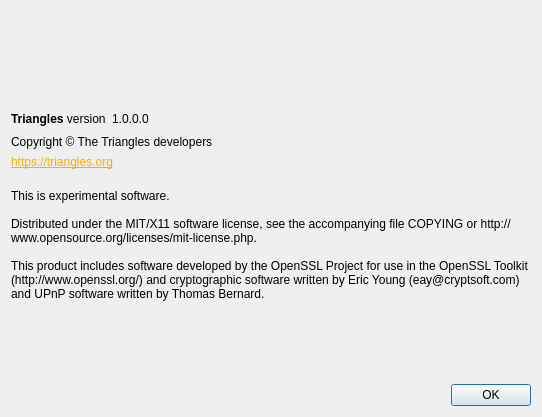
This is src/qt/forms/aboutdialog.ui in MerlinMagic2018/triangles-new as Qt 5 draws it before an edit. The edited form follows.
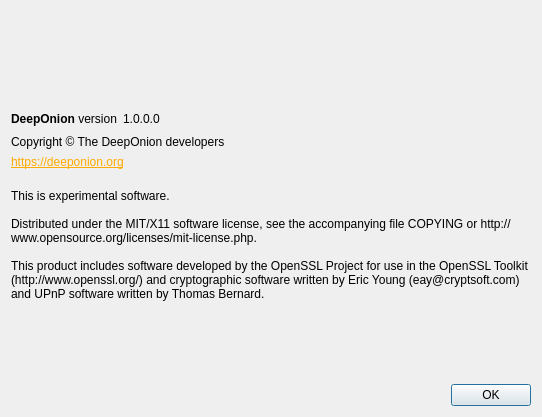
This is the edited form. Icons and pictures are not drawn.

Commit message:
Revert "Change name from DeepOnion to Triangles"
This reverts commit a520101763fc710adf1e9e8f7872243aa8259dec.

What changed in the file:
```diff
--- a/src/qt/forms/aboutdialog.ui
+++ b/src/qt/forms/aboutdialog.ui
@@ -50,7 +50,7 @@
           <cursorShape>IBeamCursor</cursorShape>
          </property>
          <property name="text">
-          <string>&lt;b&gt;Triangles&lt;/b&gt; version</string>
+          <string>&lt;b&gt;DeepOnion&lt;/b&gt; version</string>
          </property>
          <property name="textInteractionFlags">
           <set>Qt::LinksAccessibleByMouse|Qt::TextSelectableByKeyboard|Qt::TextSelectableByMouse</set>
@@ -91,7 +91,7 @@
         <cursorShape>IBeamCursor</cursorShape>
        </property>
        <property name="text">
-        <string>Copyright © The Triangles developers</string>
+        <string>Copyright © The DeepOnion developers</string>
        </property>
        <property name="textInteractionFlags">
         <set>Qt::LinksAccessibleByMouse|Qt::TextSelectableByKeyboard|Qt::TextSelectableByMouse</set>
@@ -101,7 +101,7 @@
      <item>
       <widget class="QLabel" name="label_3">
        <property name="text">
-        <string>&lt;html&gt;&lt;head/&gt;&lt;body&gt;&lt;p&gt;&lt;a href=&quot;https://triangles.org&quot;&gt;&lt;span style=&quot; text-decoration: underline; color:#ffaa00;&quot;&gt;https://triangles.org&lt;/span&gt;&lt;/a&gt;&lt;/p&gt;&lt;/body&gt;&lt;/html&gt;</string>
+        <string>&lt;html&gt;&lt;head/&gt;&lt;body&gt;&lt;p&gt;&lt;a href=&quot;https://deeponion.org&quot;&gt;&lt;span style=&quot; text-decoration: underline; color:#ffaa00;&quot;&gt;https://deeponion.org&lt;/span&gt;&lt;/a&gt;&lt;/p&gt;&lt;/body&gt;&lt;/html&gt;</string>
        </property>
        <property name="openExternalLinks">
         <bool>true</bool>
```
Left out of the diff: 2 changed lines with no effect on the pictures. The commit also changes 168 other files.
